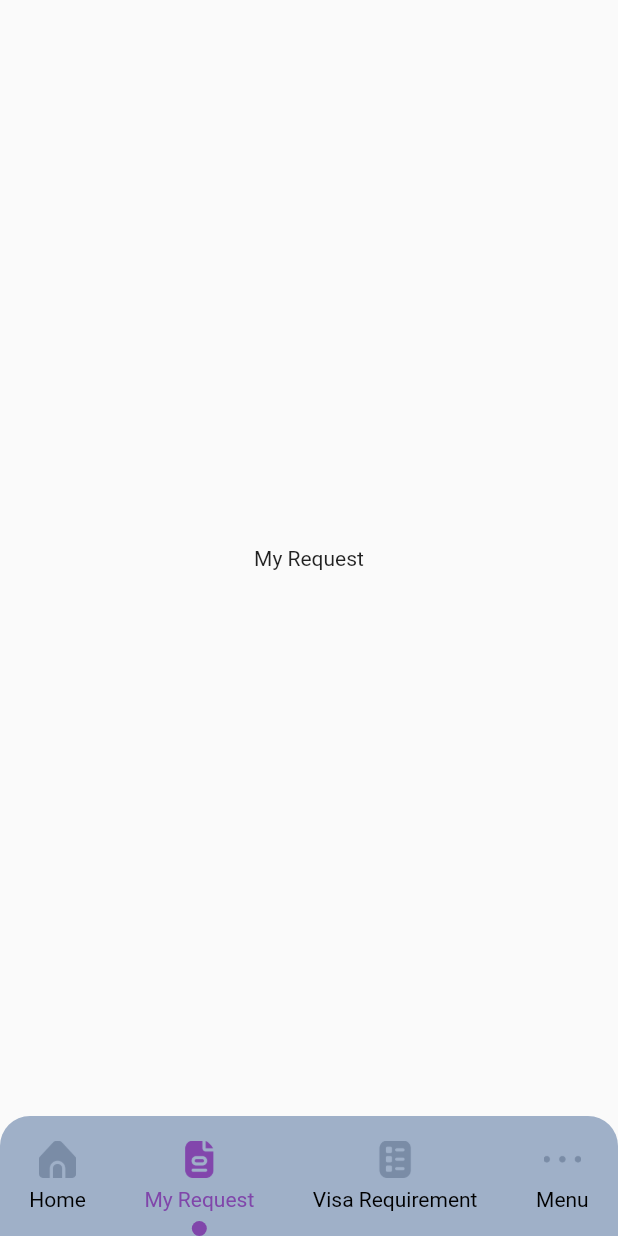
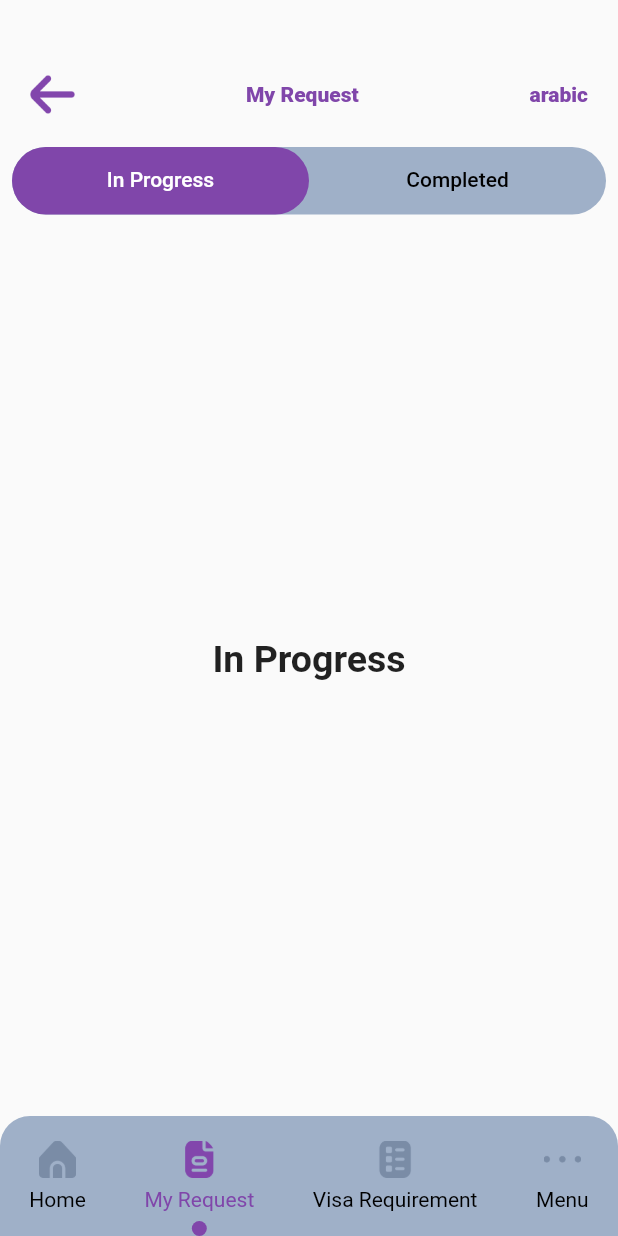
Before and after one commit to sarankumar02/Al-FIFA, a Flutter app: the HomeScreen screen opened directly, item 2 of the bottom bar chosen, on a phone screen of 412 x 824 dp. Run offline on Flutter 3.47's test engine with Material 2 defaults, Android fonts, the phone set to English and light mode, and no system bars; our stand-ins replace camera, flutter_svg, rxdart, shared_preferences, video_player; accounts and stored records are empty.

Commit message:
my request screen addded

```diff
--- a/lib/screens/homeScreen.dart
+++ b/lib/screens/homeScreen.dart
@@ -1,6 +1,8 @@
 import 'package:al_fifa/screens/homePage.dart';
+import 'package:al_fifa/screens/myRequest/myRequest.dart';
 
 import 'package:al_fifa/screens/screenOne.dart';
+import 'package:al_fifa/screens/visaScreen/visaScreenOne.dart';
 import 'package:al_fifa/utils/constants.dart';
 import 'package:flutter/material.dart';
 
@@ -17,12 +19,9 @@ class _HomeScreenState extends State<HomeScreen> {
 
   final pages = [
     HomePage(),
-    ScreenOne(
-      text: "My Request",
-    ),
-    ScreenOne(
-      text: "Visa Requirement",
-    ),
+    MyRequestScreen(),
+    VisaScreenOne()
+
     //drawer()
     // MenuScreen()
   ];
--- /dev/null
+++ b/lib/screens/myRequest/myRequest.dart
@@ -0,0 +1,115 @@
+import 'package:al_fifa/utils/constants.dart';
+import 'package:al_fifa/utils/customWidgets.dart';
+import 'package:flutter/material.dart';
+
+
+
+class MyRequestScreen extends StatefulWidget {
+  @override
+  _MyRequestScreenState createState() => _MyRequestScreenState();
+}
+
+class _MyRequestScreenState extends State<MyRequestScreen>
+    with SingleTickerProviderStateMixin {
+  TabController? _tabController;
+
+  @override
+  void initState() {
+    _tabController = TabController(length: 2, vsync: this);
+    super.initState();
+  }
+
+  @override
+  void dispose() {
+    super.dispose();
+    _tabController?.dispose();
+  }
+
+  @override
+  Widget build(BuildContext context) {
+    return Scaffold(
+      body: Padding(
+        padding: const EdgeInsets.all(8.0),
+        child: Column(
+          children: [
+            SizedBox(
+              height: 20,
+            ),
+            // give the tab bar a height [can change hheight to preferred height]
+            CustomAppBar(context, "My Request"),
+            SizedBox(
+              height: 20,
+            ),
+            Container(
+              height: 45,
+
+              decoration: BoxDecoration(
+                color: AppColor.secondaryColor,
+                borderRadius: BorderRadius.circular(
+                  25.0,
+                ),
+
+              ),
+              child: TabBar(
+
+                controller: _tabController,
+                // give the indicator a decoration (color and border radius)
+                indicator: BoxDecoration(
+                  borderRadius: BorderRadius.circular(
+                    25.0,
+                  ),
+                  color: AppColor.primaryColor,
+
+                ),
+
+
+                labelColor: Colors.white,
+                unselectedLabelColor: Colors.black,
+                tabs: [
+                  // first tab [you can add an icon using the icon property]
+                  Tab(
+                    text: 'In Progress',
+                  ),
+
+                  // second tab [you can add an icon using the icon property]
+                  Tab(
+                    text: 'Completed',
+                  ),
+                ],
+              ),
+            ),
+            // tab bar view here
+            Expanded(
+              child: TabBarView(
+                controller: _tabController,
+                children: [
+                  // first tab bar view widget
+                  Center(
+                    child: Text(
+                      'In Progress',
+                      style: TextStyle(
+                        fontSize: 25,
+                        fontWeight: FontWeight.w600,
+                      ),
+                    ),
+                  ),
+
+                  // second tab bar view widget
+                  Center(
+                    child: Text(
+                      'Completed',
+                      style: TextStyle(
+                        fontSize: 25,
+                        fontWeight: FontWeight.w600,
+                      ),
+                    ),
+                  ),
+                ],
+              ),
+            ),
+          ],
+        ),
+      ),
+    );
+  }
+}
--- a/lib/utils/constants.dart
+++ b/lib/utils/constants.dart
@@ -15,6 +15,7 @@ const String visaRequest = '/visaRequest';
 const String travelInformation = '/travelInformation';
 const String paymentScreen = '/paymentScreen';
 const String cameraScreen = '/cameraScreen';
+const String myRequestScreen = '/myRequestScreen';
 
 
  class AppColor{
--- a/lib/utils/pageRouter.dart
+++ b/lib/utils/pageRouter.dart
@@ -1,5 +1,6 @@
 import 'package:al_fifa/screens/homeScreen.dart';
 import 'package:al_fifa/screens/login_screen.dart';
+import 'package:al_fifa/screens/myRequest/myRequest.dart';
 import 'package:al_fifa/screens/payment/paymentScreen.dart';
 import 'package:al_fifa/screens/splashscreen.dart';
 import 'package:al_fifa/screens/travelInformation/travelInformation.dart';
@@ -31,6 +32,8 @@ class FifaRouter {
         return MaterialPageRoute(builder: (_) => PaymentScreen());
       case cameraScreen:
         return MaterialPageRoute(builder: (_) => CameraExampleHome());
+      case myRequestScreen:
+        return MaterialPageRoute(builder: (_) => MyRequestScreen());
       default:
         return  MaterialPageRoute(
             builder: (_) => Scaffold(
```
